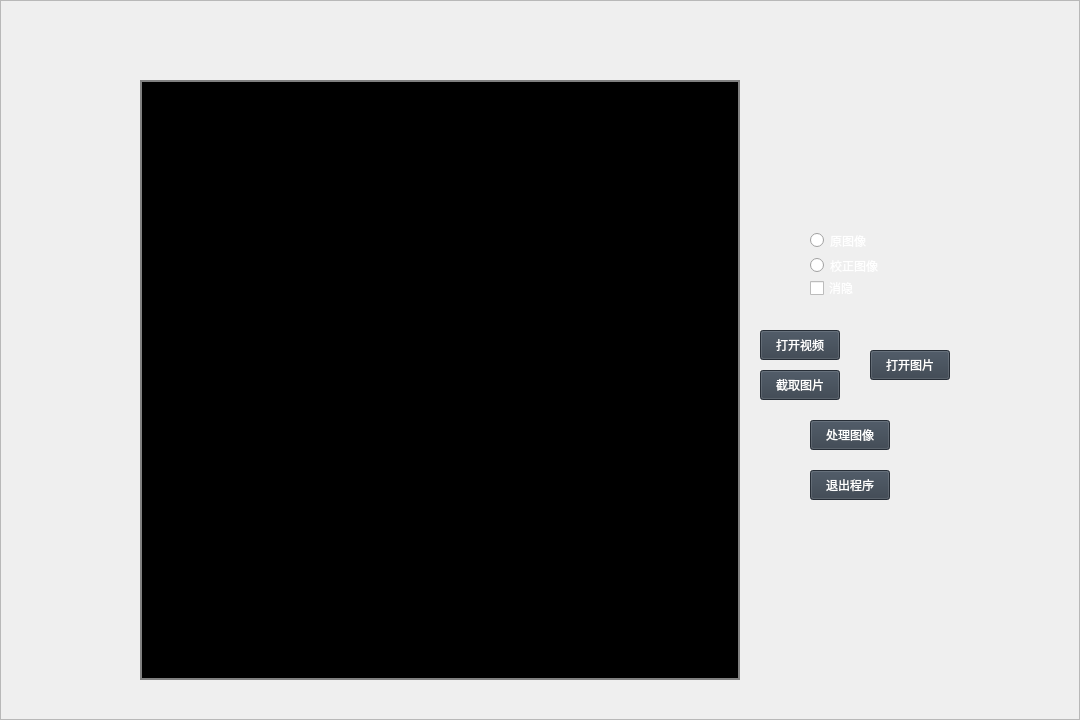
Before: the Qt Designer form captureVideo/capturevideowidget.ui in yb993161947/SCR, drawn with Qt 5.
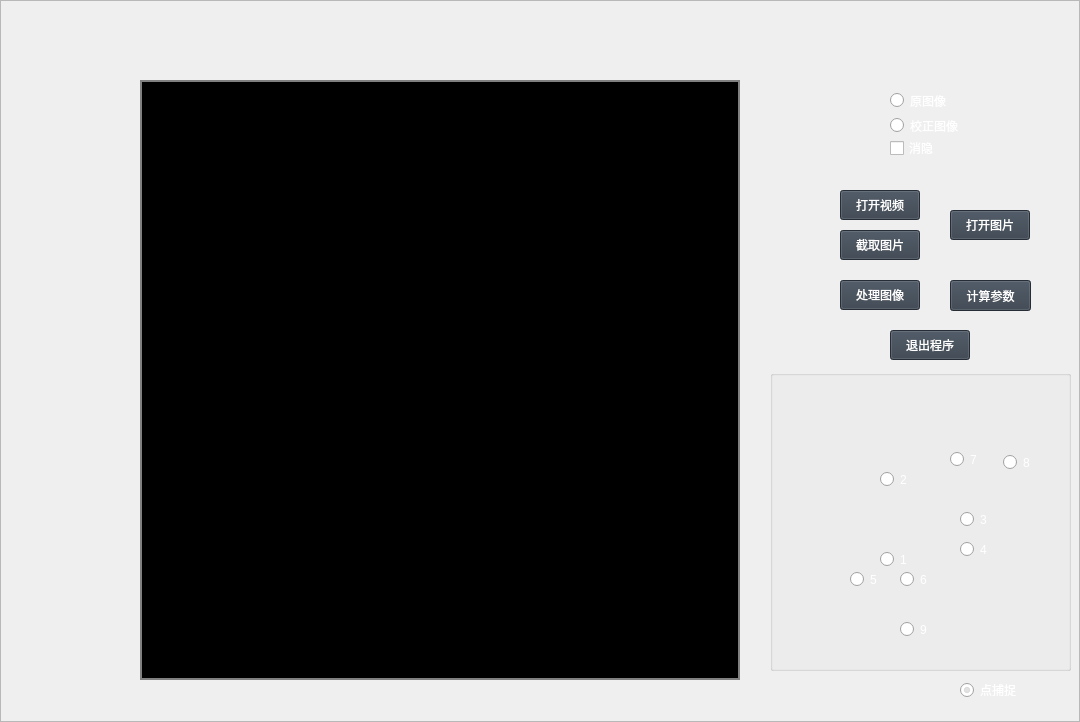
After: the same form once the commit is applied. Icons and pictures are not drawn. Custom widgets are drawn as their Qt base class.

Commit message: 添加自制的Xspot导航系统，实现了Marker、Xspot的标定，手动选点。 缺少以下需求： 1）两个Marker策略 2）NDI与tracker的转换，marker名，Xspot 3）marker重新标定 4）修改ini注册marker 5）图片保存功能

Patch:
```diff
--- a/captureVideo/capturevideowidget.ui
+++ b/captureVideo/capturevideowidget.ui
@@ -10,7 +10,7 @@
     <x>0</x>
     <y>0</y>
     <width>1080</width>
-    <height>720</height>
+    <height>722</height>
    </rect>
   </property>
   <property name="windowTitle">
@@ -67,8 +67,8 @@
      <widget class="QPushButton" name="pushButton_OpenVideo">
       <property name="geometry">
        <rect>
-        <x>760</x>
-        <y>330</y>
+        <x>840</x>
+        <y>190</y>
         <width>80</width>
         <height>30</height>
        </rect>
@@ -80,8 +80,8 @@
      <widget class="QPushButton" name="pushButton_Exit">
       <property name="geometry">
        <rect>
-        <x>810</x>
-        <y>470</y>
+        <x>890</x>
+        <y>330</y>
         <width>80</width>
         <height>30</height>
        </rect>
@@ -93,8 +93,8 @@
      <widget class="QPushButton" name="pushButton_Capture">
       <property name="geometry">
        <rect>
-        <x>760</x>
-        <y>370</y>
+        <x>840</x>
+        <y>230</y>
         <width>80</width>
         <height>30</height>
        </rect>
@@ -106,8 +106,8 @@
      <widget class="QPushButton" name="pushButton_Process">
       <property name="geometry">
        <rect>
-        <x>810</x>
-        <y>420</y>
+        <x>840</x>
+        <y>280</y>
         <width>80</width>
         <height>30</height>
        </rect>
@@ -135,8 +135,8 @@
      <widget class="QPushButton" name="pushButton_OpenImage">
       <property name="geometry">
        <rect>
-        <x>870</x>
-        <y>350</y>
+        <x>950</x>
+        <y>210</y>
         <width>80</width>
         <height>30</height>
        </rect>
@@ -151,8 +151,8 @@
      <widget class="QRadioButton" name="radioButton_refined">
       <property name="geometry">
        <rect>
-        <x>810</x>
-        <y>255</y>
+        <x>890</x>
+        <y>115</y>
         <width>101</width>
         <height>21</height>
        </rect>
@@ -164,8 +164,8 @@
      <widget class="QRadioButton" name="radioButton_source">
       <property name="geometry">
        <rect>
-        <x>810</x>
-        <y>230</y>
+        <x>890</x>
+        <y>90</y>
         <width>89</width>
         <height>21</height>
        </rect>
@@ -177,8 +177,8 @@
      <widget class="QCheckBox" name="checkBox_removeCircle">
       <property name="geometry">
        <rect>
-        <x>810</x>
-        <y>280</y>
+        <x>890</x>
+        <y>140</y>
         <width>71</width>
         <height>16</height>
        </rect>
@@ -197,6 +197,182 @@
        </rect>
       </property>
      </widget>
+     <widget class="QGroupBox" name="groupBox_Xspot">
+      <property name="geometry">
+       <rect>
+        <x>770</x>
+        <y>370</y>
+        <width>301</width>
+        <height>301</height>
+       </rect>
+      </property>
+      <property name="styleSheet">
+       <string notr="true">QGroupBox{border-image: url(:/Resources/resource/Xspot.png);}</string>
+      </property>
+      <property name="title">
+       <string/>
+      </property>
+      <widget class="QRadioButton" name="radioButton_1">
+       <property name="geometry">
+        <rect>
+         <x>110</x>
+         <y>180</y>
+         <width>41</width>
+         <height>19</height>
+        </rect>
+       </property>
+       <property name="text">
+        <string>1</string>
+       </property>
+      </widget>
+      <widget class="QRadioButton" name="radioButton_2">
+       <property name="geometry">
+        <rect>
+         <x>110</x>
+         <y>100</y>
+         <width>41</width>
+         <height>19</height>
+        </rect>
+       </property>
+       <property name="text">
+        <string>2</string>
+       </property>
+      </widget>
+      <widget class="QRadioButton" name="radioButton_3">
+       <property name="geometry">
+        <rect>
+         <x>190</x>
+         <y>140</y>
+         <width>41</width>
+         <height>19</height>
+        </rect>
+       </property>
+       <property name="text">
+        <string>3</string>
+       </property>
+      </widget>
+      <widget class="QRadioButton" name="radioButton_4">
+       <property name="geometry">
+        <rect>
+         <x>190</x>
+         <y>170</y>
+         <width>41</width>
+         <height>19</height>
+        </rect>
+       </property>
+       <property name="text">
+        <string>4</string>
+       </property>
+      </widget>
+      <widget class="QRadioButton" name="radioButton_5">
+       <property name="geometry">
+        <rect>
+         <x>80</x>
+         <y>200</y>
+         <width>41</width>
+         <height>19</height>
+        </rect>
+       </property>
+       <property name="text">
+        <string>5</string>
+       </property>
+      </widget>
+      <widget class="QRadioButton" name="radioButton_6">
+       <property name="geometry">
+        <rect>
+         <x>130</x>
+         <y>200</y>
+         <width>41</width>
+         <height>19</height>
+        </rect>
+       </property>
+       <property name="text">
+        <string>6</string>
+       </property>
+      </widget>
+      <widget class="QRadioButton" name="radioButton_7">
+       <property name="geometry">
+        <rect>
+         <x>180</x>
+         <y>80</y>
+         <width>41</width>
+         <height>19</height>
+        </rect>
+       </property>
+       <property name="text">
+        <string>7</string>
+       </property>
+      </widget>
+      <widget class="QRadioButton" name="radioButton_8">
+       <property name="geometry">
+        <rect>
+         <x>233</x>
+         <y>83</y>
+         <width>41</width>
+         <height>19</height>
+        </rect>
+       </property>
+       <property name="text">
+        <string>8</string>
+       </property>
+      </widget>
+      <widget class="QRadioButton" name="radioButton_9">
+       <property name="geometry">
+        <rect>
+         <x>130</x>
+         <y>250</y>
+         <width>41</width>
+         <height>19</height>
+        </rect>
+       </property>
+       <property name="text">
+        <string>9</string>
+       </property>
+      </widget>
+     </widget>
+     <widget class="QPushButton" name="pushButtonCalculate">
+      <property name="geometry">
+       <rect>
+        <x>950</x>
+        <y>280</y>
+        <width>81</width>
+        <height>31</height>
+       </rect>
+      </property>
+      <property name="text">
+       <string>计算参数</string>
+      </property>
+     </widget>
+     <widget class="QRadioButton" name="radioButton_findPt">
+      <property name="geometry">
+       <rect>
+        <x>960</x>
+        <y>680</y>
+        <width>91</width>
+        <height>20</height>
+       </rect>
+      </property>
+      <property name="text">
+       <string>点捕捉</string>
+      </property>
+      <property name="checked">
+       <bool>true</bool>
+      </property>
+     </widget>
+     <zorder>pushButton_OpenVideo</zorder>
+     <zorder>pushButton_Exit</zorder>
+     <zorder>pushButton_Capture</zorder>
+     <zorder>pushButton_Process</zorder>
+     <zorder>label_Picture</zorder>
+     <zorder>pushButton_OpenImage</zorder>
+     <zorder>radioButton_refined</zorder>
+     <zorder>radioButton_source</zorder>
+     <zorder>checkBox_removeCircle</zorder>
+     <zorder>widget_lasso</zorder>
+     <zorder>groupBox_Xspot</zorder>
+     <zorder>pushButtonCalculate</zorder>
+     <zorder>radioButton_9</zorder>
+     <zorder>radioButton_findPt</zorder>
     </widget>
    </item>
   </layout>
```
The commit also changes 261 other files.
